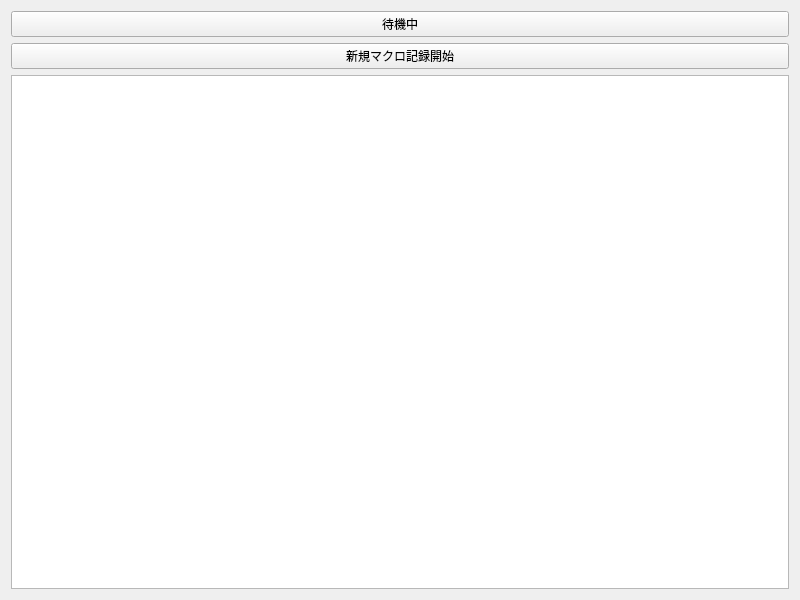
Qt form src/ui/resources/ui/main_window.ui (shingo29831/ai-macro-system) before a commit.
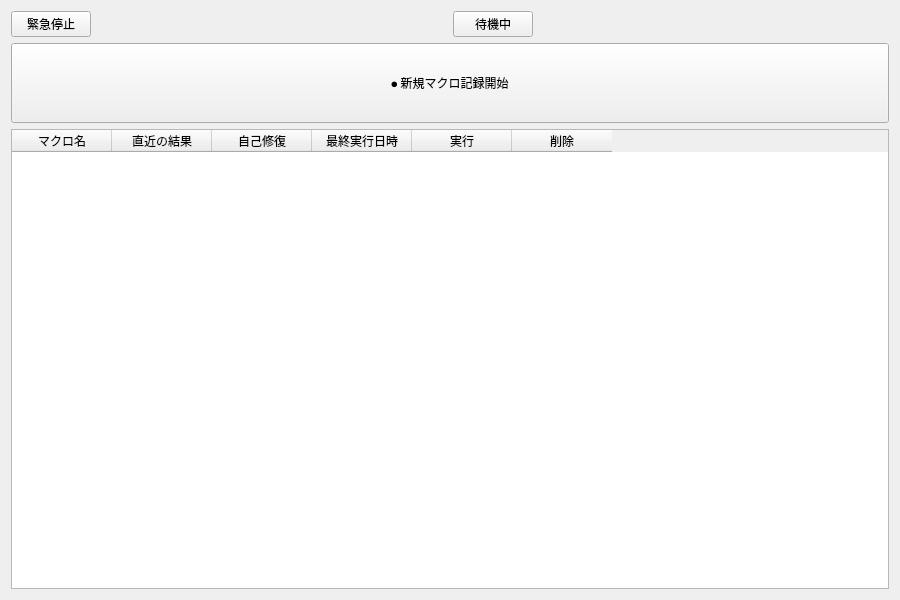
The same form after that commit.

Commit message:
feat(ui): enhance macro table with status badges and optimize row display
- Update macro table columns to include execution status and heal counts
- Implement dynamic colored badges for visual status indication
- Populate table with practical mock data
- Lock vertical header resize mode to prevent accidental row height changes
- Increase default row height to ensure row numbers remain fully visible

The edit to the form file:
```diff
--- a/src/ui/resources/ui/main_window.ui
+++ b/src/ui/resources/ui/main_window.ui
@@ -6,27 +6,113 @@
    <rect>
     <x>0</x>
     <y>0</y>
-    <width>800</width>
+    <width>900</width>
     <height>600</height>
    </rect>
   </property>
   <layout class="QVBoxLayout" name="verticalLayout">
    <item>
-    <widget class="QPushButton" name="btnStatus">
-     <property name="text">
-      <string>待機中</string>
-     </property>
-    </widget>
+    <layout class="QHBoxLayout" name="headerLayout">
+     <item>
+      <widget class="QPushButton" name="btnEmergencyStop">
+       <property name="text">
+        <string>緊急停止</string>
+       </property>
+      </widget>
+     </item>
+     <item>
+      <spacer name="headerSpacerLeft">
+       <property name="orientation">
+        <enum>Qt::Orientation::Horizontal</enum>
+       </property>
+       <property name="sizeType">
+        <enum>QSizePolicy::Policy::Expanding</enum>
+       </property>
+       <property name="sizeHint" stdset="0">
+        <size>
+         <width>40</width>
+         <height>20</height>
+        </size>
+       </property>
+      </spacer>
+     </item>
+     <item>
+      <widget class="QPushButton" name="btnStatus">
+       <property name="text">
+        <string>待機中</string>
+       </property>
+      </widget>
+     </item>
+     <item>
+      <spacer name="headerSpacerRight">
+       <property name="orientation">
+        <enum>Qt::Orientation::Horizontal</enum>
+       </property>
+       <property name="sizeHint" stdset="0">
+        <size>
+         <width>40</width>
+         <height>20</height>
+        </size>
+       </property>
+      </spacer>
+     </item>
+    </layout>
    </item>
    <item>
     <widget class="QPushButton" name="btnStartRecord">
+     <property name="minimumSize">
+      <size>
+       <width>0</width>
+       <height>80</height>
+      </size>
+     </property>
      <property name="text">
-      <string>新規マクロ記録開始</string>
+      <string>⏺ 新規マクロ記録開始</string>
      </property>
     </widget>
    </item>
    <item>
-    <widget class="QTableWidget" name="tableMacros"/>
+    <widget class="QTableWidget" name="tableMacros">
+     <property name="minimumSize">
+      <size>
+       <width>0</width>
+       <height>10</height>
+      </size>
+     </property>
+     <property name="columnCount">
+      <number>6</number>
+     </property>
+     <column>
+      <property name="text">
+       <string>マクロ名</string>
+      </property>
+     </column>
+     <column>
+      <property name="text">
+       <string>直近の結果</string>
+      </property>
+     </column>
+     <column>
+      <property name="text">
+       <string>自己修復</string>
+      </property>
+     </column>
+     <column>
+      <property name="text">
+       <string>最終実行日時</string>
+      </property>
+     </column>
+     <column>
+      <property name="text">
+       <string>実行</string>
+      </property>
+     </column>
+     <column>
+      <property name="text">
+       <string>削除</string>
+      </property>
+     </column>
+    </widget>
    </item>
   </layout>
  </widget>
```
Left out of the diff: 2 changed lines with no effect on the pictures. The commit also changes 2 other files.
